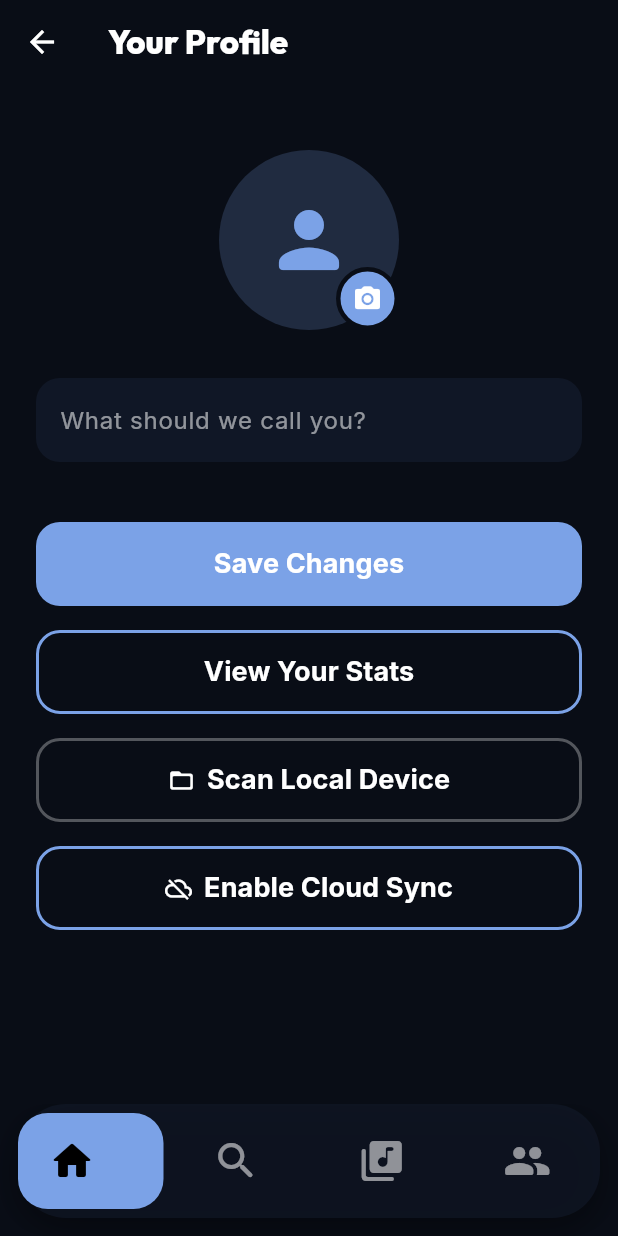
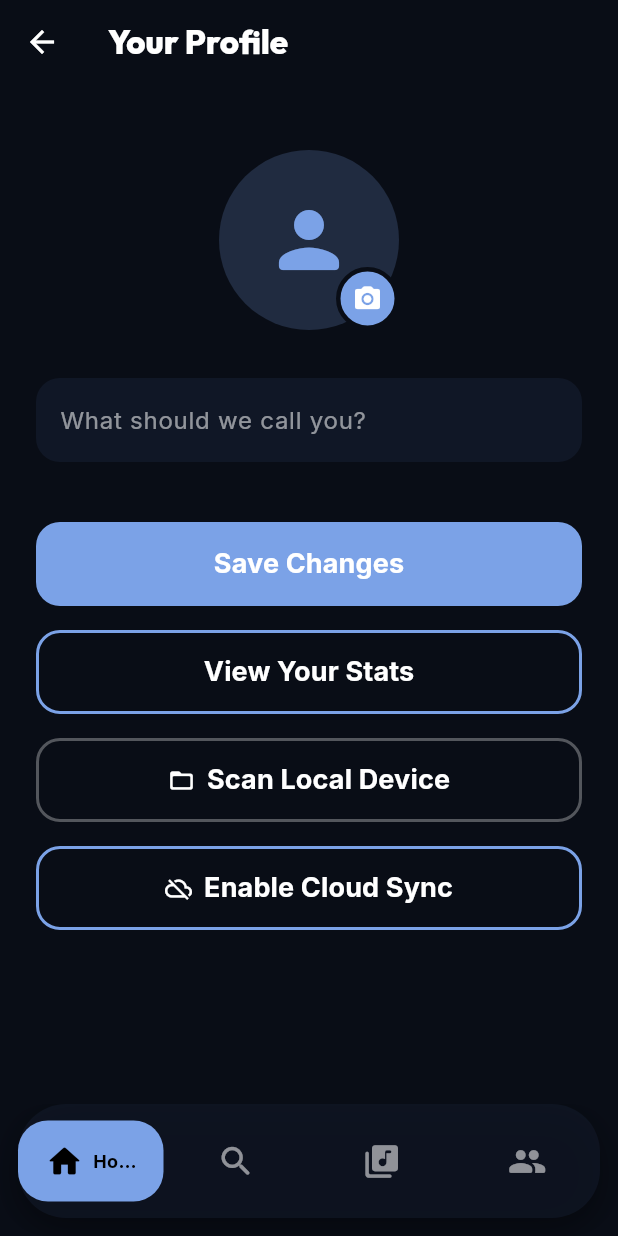
Before and after one commit to Allrounder687/it-feels-android, a Flutter app: the screen it shows after launch, after a tap on the "person outline" icon, on a phone screen of 412 x 824 dp. Run offline on Flutter 3.47's test engine with Material 3 defaults, Android fonts, the phone set to English and light mode, and no system bars; drawn by our look-alikes of dynamic_color; our stand-ins replace audio_service, cached_network_image, cloud_firestore, confetti, device_info_plus, file_picker and 26 more; missing offline and left inert: audio_session, background_downloader, bonsoir, home_widget, pointycastle, purchases_flutter and 6 more; accounts and stored records are empty; generated files the repository leaves out were written again; network calls fail.

```diff
--- a/lib/core/router/main_navigation_wrapper.dart
+++ b/lib/core/router/main_navigation_wrapper.dart
@@ -220,6 +220,7 @@
       body: LayoutBuilder(
         builder: (context, constraints) {
           final isWideScreen = constraints.maxWidth >= 600;
+          final isNarrowScreen = constraints.maxWidth < 380;
 
           if (isWideScreen) {
             return Row(
@@ -334,7 +335,7 @@
                             child: BackdropFilter(
                               filter: ImageFilter.blur(sigmaX: 16, sigmaY: 16),
                               child: Container(
-                                height: 76,
+                                height: isNarrowScreen ? 70 : 76,
                                 margin: const EdgeInsets.only(left: 12, right: 12, bottom: 12),
                                 decoration: BoxDecoration(
                                   color: context.themeSurfaceColor.withValues(alpha: 0.7),
@@ -350,11 +351,11 @@
                                 child: Row(
                                   mainAxisAlignment: MainAxisAlignment.spaceAround,
                                   children: [
-                                    _buildNavItem(0, Icons.home_rounded, "Home"),
-                                    _buildNavItem(1, Icons.search_rounded, "Search"),
-                                    _buildNavItem(2, Icons.library_music_rounded, "Library"),
-                                    if (enableVideos) _buildNavItem(3, Icons.video_library_rounded, "Videos"),
-                                    _buildNavItem(4, Icons.people_rounded, "Social"),
+                                    _buildNavItem(0, Icons.home_rounded, "Home", hideLabel: isNarrowScreen),
+                                    _buildNavItem(1, Icons.search_rounded, "Search", hideLabel: isNarrowScreen),
+                                    _buildNavItem(2, Icons.library_music_rounded, "Library", hideLabel: isNarrowScreen),
+                                    if (enableVideos) _buildNavItem(3, Icons.video_library_rounded, "Videos", hideLabel: isNarrowScreen),
+                                    _buildNavItem(4, Icons.people_rounded, "Social", hideLabel: isNarrowScreen),
                                   ],
                                 ),
                               ),
@@ -372,9 +373,9 @@
     );
   }
 
-  Widget _buildNavItem(int index, IconData icon, String label, {bool isVertical = false}) {
+  Widget _buildNavItem(int index, IconData icon, String label, {bool isVertical = false, bool hideLabel = false}) {
     final isSelected = widget.navigationShell.currentIndex == index;
-    return Consumer(builder: (context, ref, child) { final playerProvider = ref.watch(audioPlayerProvider);
+    return Consumer(builder: (context, ref, child) {
         final content = GestureDetector(
           behavior: HitTestBehavior.opaque,
           onTap: () {
@@ -387,8 +388,8 @@
             child: AnimatedContainer(
               duration: const Duration(milliseconds: 250),
               padding: EdgeInsets.symmetric(
-                horizontal: isVertical ? 12 : 20,
-                vertical: isVertical ? 16 : 16,
+                horizontal: isVertical ? 12 : (hideLabel ? 12 : 18),
+                vertical: isVertical ? 16 : 14,
               ),
               decoration: BoxDecoration(
                 color: isSelected ? context.themeNavPillColor : Colors.transparent,
@@ -402,7 +403,7 @@
                             ? Consumer(
                                 builder: (context, ref, _) {
                                   final count = ref.watch(unreadCountProvider).value ?? 0;
-                                  final iconWidget = Icon(icon, color: isSelected ? context.themeNavPillTextColor : context.themeMutedTextColor, size: 32);
+                                  final iconWidget = Icon(icon, color: isSelected ? context.themeNavPillTextColor : context.themeMutedTextColor, size: 28);
                                   if (count > 0) return Badge(label: Text(count.toString()), backgroundColor: Colors.redAccent, child: iconWidget);
                                   return iconWidget;
                                 },
@@ -410,9 +411,9 @@
                             : Icon(
                                 icon,
                                 color: isSelected ? context.themeNavPillTextColor : context.themeMutedTextColor,
-                                size: 32,
+                                size: 28,
                               ),
-                        if (isSelected) ...[
+                        if (isSelected && !hideLabel) ...[
                           const SizedBox(height: 6),
                           Text(
                             label,
@@ -434,7 +435,7 @@
                             ? Consumer(
                                 builder: (context, ref, _) {
                                   final count = ref.watch(unreadCountProvider).value ?? 0;
-                                  final iconWidget = Icon(icon, color: isSelected ? context.themeNavPillTextColor : context.themeMutedTextColor, size: 32);
+                                  final iconWidget = Icon(icon, color: isSelected ? context.themeNavPillTextColor : context.themeMutedTextColor, size: 26);
                                   if (count > 0) return Badge(label: Text(count.toString()), backgroundColor: Colors.redAccent, child: iconWidget);
                                   return iconWidget;
                                 },
@@ -442,9 +443,9 @@
                             : Icon(
                                 icon,
                                 color: isSelected ? context.themeNavPillTextColor : context.themeMutedTextColor,
-                                size: 32,
+                                size: 26,
                               ),
-                        if (isSelected) ...[
+                        if (isSelected && !hideLabel) ...[
                           const SizedBox(width: 6),
                           Flexible(
                             child: Text(
@@ -454,7 +455,7 @@
                               style: GoogleFonts.inter(
                                 color: context.themeNavPillTextColor,
                                 fontWeight: FontWeight.w700,
-                                fontSize: 13,
+                                fontSize: 12,
                               ),
                             ),
                           ),
--- a/lib/features/home/home_screen.dart
+++ b/lib/features/home/home_screen.dart
@@ -75,10 +75,10 @@
 
   String _getGreeting() {
     final hour = DateTime.now().hour;
-    if (hour < 12) return "Good Morning";
-    if (hour < 17) return "Good Afternoon";
-    if (hour < 21) return "Good Evening";
-    return "Late Night Vibes";
+    if (hour < 12) return "Good Morning ☀️";
+    if (hour < 17) return "Good Afternoon ☕";
+    if (hour < 21) return "Good Evening 👋";
+    return "Late Night Vibes 🌙";
   }
 
   Widget _buildHeroBanner(BuildContext context, Song heroSong, AudioPlayerState player) {
@@ -198,6 +198,12 @@
 
   Widget _buildPlaylistCarousel(BuildContext context, String title, List<Playlist> playlists) {
     if (playlists.isEmpty) return const SliverToBoxAdapter(child: SizedBox.shrink());
+
+    final screenWidth = MediaQuery.of(context).size.width;
+    final isWide = screenWidth >= 600;
+    final cardWidth = isWide ? 160.0 : 130.0;
+    final carouselHeight = isWide ? 210.0 : 175.0;
+
     return SliverToBoxAdapter(
       child: Column(
         crossAxisAlignment: CrossAxisAlignment.start,
@@ -210,17 +216,24 @@
             ),
           ),
           SizedBox(
-            height: 180,
+            height: carouselHeight,
             child: ListView.builder(
               scrollDirection: Axis.horizontal,
               padding: const EdgeInsets.symmetric(horizontal: 20),
               itemCount: playlists.length,
               itemBuilder: (context, index) {
                 final pl = playlists[index];
+
+                // Clean up Daily Mix prefixes for a cleaner layout
+                String displayTitle = pl.title;
+                if (displayTitle.startsWith("Daily Mix: ")) {
+                  displayTitle = "${displayTitle.replaceFirst("Daily Mix: ", "")} Mix";
+                }
+
                 return GestureDetector(
                   onTap: () => Navigator.push(context, MaterialPageRoute(builder: (_) => PlaylistDetailScreen(playlist: pl))),
                   child: Container(
-                    width: 140,
+                    width: cardWidth,
                     margin: const EdgeInsets.only(right: 14),
                     child: Column(
                       crossAxisAlignment: CrossAxisAlignment.start,
@@ -234,13 +247,19 @@
                                 : Container(color: context.themeCardColor),
                           ),
                         ),
+                        if (title != "Curated Moods") ...[
                           const SizedBox(height: 8),
                           Text(
-                          pl.title,
+                            displayTitle,
                             maxLines: 1,
                             overflow: TextOverflow.ellipsis,
-                          style: GoogleFonts.inter(color: context.themeTextColor, fontSize: 13, fontWeight: FontWeight.w600),
+                            style: GoogleFonts.inter(
+                              color: context.themeTextColor,
+                              fontSize: isWide ? 13 : 12,
+                              fontWeight: FontWeight.w600,
                             ),
+                          ),
+                        ],
                       ],
                     ),
                   ),
@@ -352,10 +371,36 @@
         if (selectedCat == "For You") {
           activeSongs = historyProvider.recentlyPlayed.where((s) => !hiddenProvider.isHidden(s.id)).toList();
         }
+        final hour = DateTime.now().hour;
+        Color topGradientColor;
+        if (hour < 12) topGradientColor = const Color(0xFFFFC107).withValues(alpha: 0.15); // Morning Gold
+        else if (hour < 17) topGradientColor = const Color(0xFF4CAF50).withValues(alpha: 0.10); // Afternoon Teal/Green
+        else topGradientColor = const Color(0xFF3F51B5).withValues(alpha: 0.15); // Evening Indigo
 
         return Scaffold(
           backgroundColor: context.themeBackgroundColor,
-          body: SafeArea(
+          body: Stack(
+            children: [
+              // Dynamic Background Mesh Blob
+              Positioned(
+                top: -150,
+                left: -50,
+                right: -50,
+                height: 400,
+                child: Container(
+                  decoration: BoxDecoration(
+                    shape: BoxShape.circle,
+                    color: topGradientColor,
+                  ),
+                ),
+              ),
+              Positioned.fill(
+                child: BackdropFilter(
+                  filter: ImageFilter.blur(sigmaX: 80, sigmaY: 80),
+                  child: const SizedBox(),
+                ),
+              ),
+              SafeArea(
                 child: CustomScrollView(
               slivers: [
 
@@ -444,16 +489,13 @@
                             margin: const EdgeInsets.only(right: 10),
                             padding: const EdgeInsets.symmetric(horizontal: 18, vertical: 8),
                             decoration: BoxDecoration(
-                              gradient: isSelected
-                                  ? const LinearGradient(colors: [Color(0xFFE91E63), Color(0xFF9C27B0)], begin: Alignment.topLeft, end: Alignment.bottomRight)
-                                  : null,
-                              color: isSelected ? null : context.themeUnselectedPillColor,
+                              color: isSelected ? context.themeTextColor : context.themeUnselectedPillColor,
                               borderRadius: BorderRadius.circular(20),
                               border: Border.all(color: isSelected ? Colors.transparent : context.themeTextColor10, width: 0.5),
                             ),
                             child: Text(
                               _filters[index],
-                              style: GoogleFonts.inter(color: isSelected ? Colors.white : context.themeUnselectedPillTextColor, fontSize: 13, fontWeight: FontWeight.w700),
+                              style: GoogleFonts.inter(color: isSelected ? context.themeBackgroundColor : context.themeUnselectedPillTextColor, fontSize: 13, fontWeight: FontWeight.w700),
                             ),
                           ),
                         );
@@ -523,6 +565,8 @@
               ],
             ),
           ),
+            ],
+          ),
         );
       },
     );
```
Also changed, not shown: 3 other files. Lines whose indentation alone changed are shown as unchanged.
